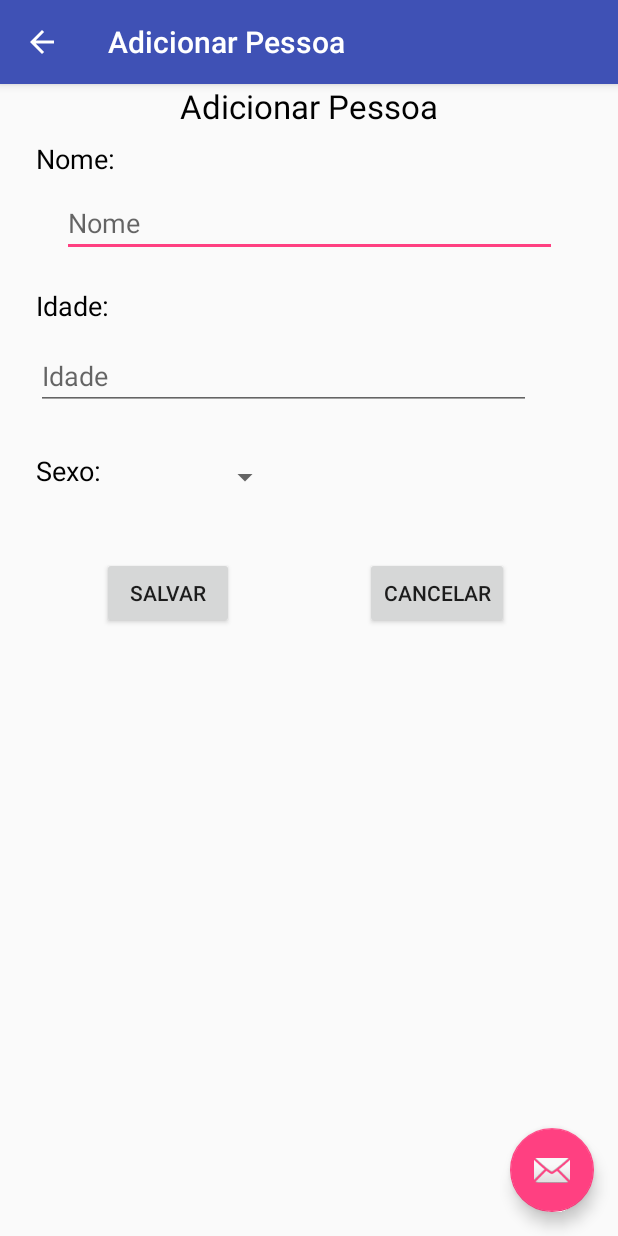
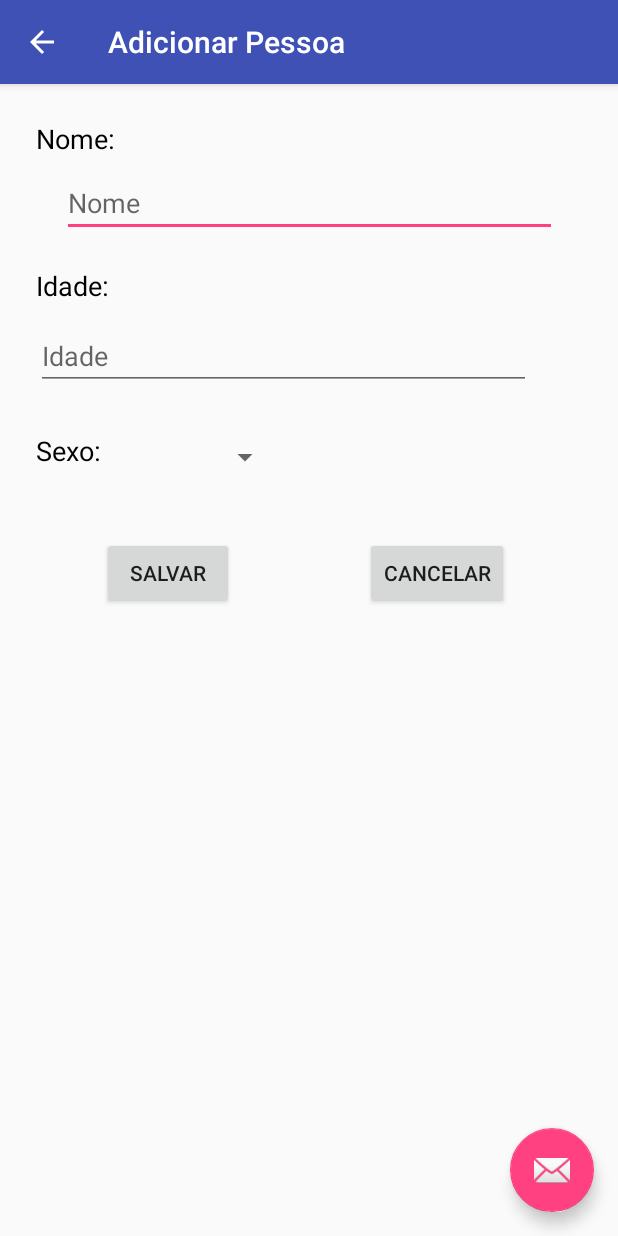
Before and after one commit to amiltonjr/PessoalAndroid, an Android app: the AddPersonActivity screen opened directly, with no data from a screen before it, on a phone screen of 412 x 824 dp. Run offline under Robolectric (Android 15) with nearby library versions, the phone set to English and light mode, and no system bars.

Commit message:
Removido o label desnecessário das activities

```diff
--- a/app/src/main/res/layout/content_add_person.xml
+++ b/app/src/main/res/layout/content_add_person.xml
@@ -39,12 +39,12 @@
         android:layout_width="wrap_content"
         android:layout_height="wrap_content"
         android:layout_marginStart="24dp"
-        android:layout_marginTop="8dp"
+        android:layout_marginTop="24dp"
         android:text="Nome:"
         android:textColor="@android:color/black"
         android:textSize="18sp"
         app:layout_constraintStart_toStartOf="parent"
-        app:layout_constraintTop_toBottomOf="@+id/lblAddPerson" />
+        app:layout_constraintTop_toTopOf="parent" />
 
     <TextView
         android:id="@+id/lblAge"
@@ -69,19 +69,6 @@
         android:textSize="18sp"
         app:layout_constraintStart_toStartOf="parent"
         app:layout_constraintTop_toBottomOf="@+id/editTextAge" />
-
-    <TextView
-        android:id="@+id/lblAddPerson"
-        android:layout_width="wrap_content"
-        android:layout_height="wrap_content"
-        android:layout_marginEnd="8dp"
-        android:layout_marginStart="8dp"
-        android:text="Adicionar Pessoa"
-        android:textColor="@android:color/black"
-        android:textSize="22sp"
-        app:layout_constraintEnd_toEndOf="parent"
-        app:layout_constraintStart_toStartOf="parent"
-        tools:layout_editor_absoluteY="16dp" />
 
     <Spinner
         android:id="@+id/spinnerSex"
```
Also changed, not shown: app/src/main/res/layout/content_edit_person.xml (+2 -15 lines).
